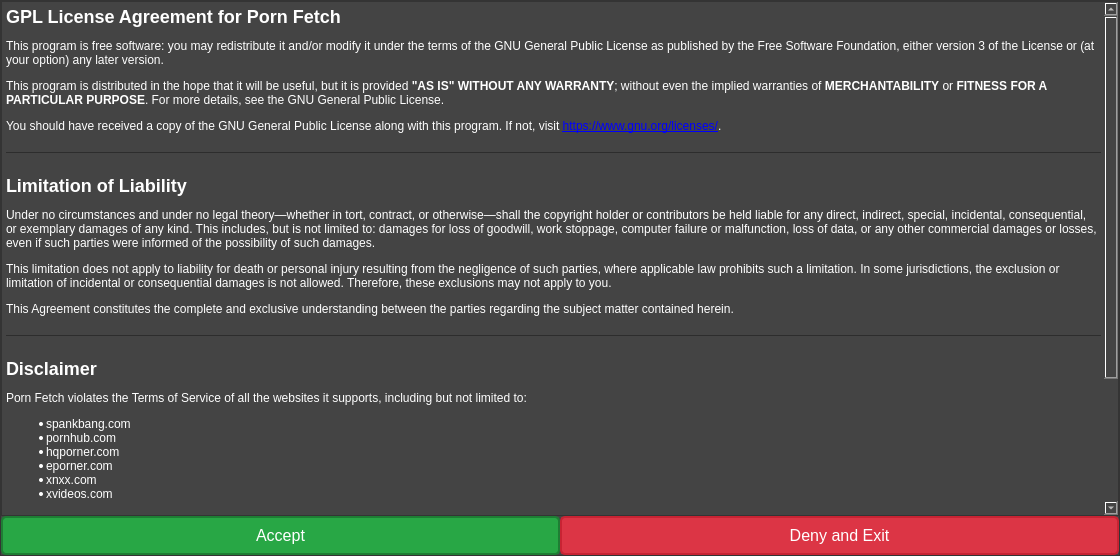
Before: the Qt Designer form src/frontend/form_license.ui in EchterAlsFake/Porn_Fetch, drawn with Qt 5.
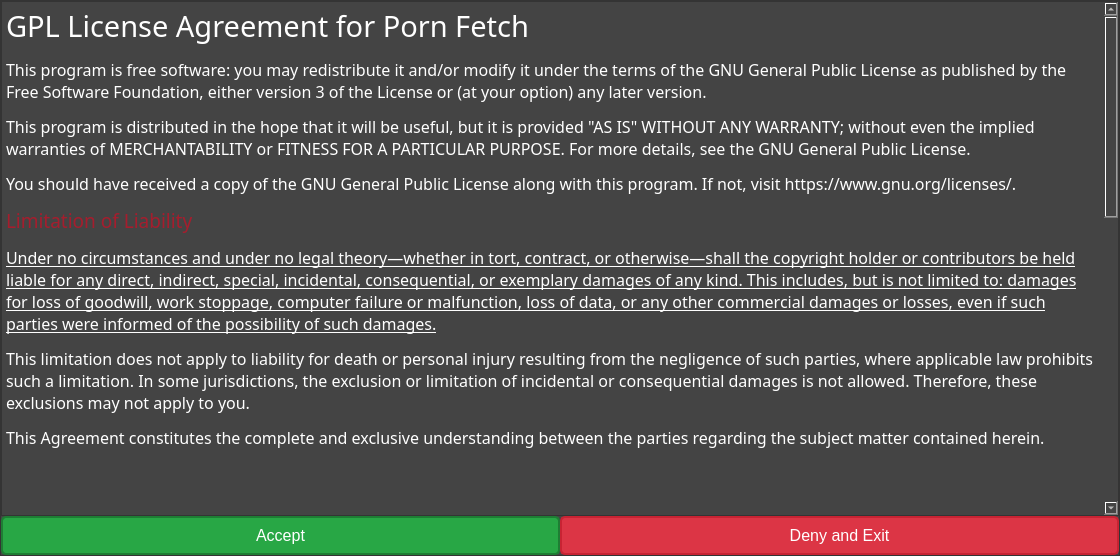
After: the same form once the commit is applied.

Commit message: - finished android build (1/2) - switched application font to Jetbrains Mono

```diff
--- a/src/frontend/form_license.ui
+++ b/src/frontend/form_license.ui
@@ -122,6 +122,13 @@
          </item>
          <item row="0" column="0" colspan="2">
           <widget class="QTextBrowser" name="textBrowser">
+           <property name="font">
+            <font>
+             <family>JetBrainsMono Nerd Font Propo</family>
+             <pointsize>11</pointsize>
+             <kerning>true</kerning>
+            </font>
+           </property>
            <property name="html">
             <string>&lt;!DOCTYPE HTML PUBLIC &quot;-//W3C//DTD HTML 4.0//EN&quot; &quot;http://www.w3.org/TR/REC-html40/strict.dtd&quot;&gt;
 &lt;html&gt;&lt;head&gt;&lt;meta name=&quot;qrichtext&quot; content=&quot;1&quot; /&gt;&lt;meta charset=&quot;utf-8&quot; /&gt;&lt;style type=&quot;text/css&quot;&gt;
@@ -129,32 +136,31 @@
 hr { height: 1px; border-width: 0; }
 li.unchecked::marker { content: &quot;\2610&quot;; }
 li.checked::marker { content: &quot;\2612&quot;; }
-&lt;/style&gt;&lt;/head&gt;&lt;body style=&quot; font-family:'Sans Serif'; font-size:9pt; font-weight:400; font-style:normal;&quot;&gt;
-&lt;h2 style=&quot; margin-top:16px; margin-bottom:12px; margin-left:0px; margin-right:0px; -qt-block-indent:0; text-indent:0px;&quot;&gt;&lt;span style=&quot; font-size:x-large; font-weight:700;&quot;&gt;GPL License Agreement for Porn Fetch&lt;/span&gt;&lt;/h2&gt;
-&lt;p style=&quot; margin-top:12px; margin-bottom:12px; margin-left:0px; margin-right:0px; -qt-block-indent:0; text-indent:0px;&quot;&gt;This program is free software: you may redistribute it and/or modify it under the terms of the GNU General Public License as published by the Free Software Foundation, either version 3 of the License or (at your option) any later version.&lt;/p&gt;
-&lt;p style=&quot; margin-top:12px; margin-bottom:12px; margin-left:0px; margin-right:0px; -qt-block-indent:0; text-indent:0px;&quot;&gt;This program is distributed in the hope that it will be useful, but it is provided &lt;span style=&quot; font-weight:700;&quot;&gt;&amp;quot;AS IS&amp;quot; WITHOUT ANY WARRANTY&lt;/span&gt;; without even the implied warranties of &lt;span style=&quot; font-weight:700;&quot;&gt;MERCHANTABILITY&lt;/span&gt; or &lt;span style=&quot; font-weight:700;&quot;&gt;FITNESS FOR A PARTICULAR PURPOSE&lt;/span&gt;. For more details, see the GNU General Public License.&lt;/p&gt;
-&lt;p style=&quot; margin-top:12px; margin-bottom:12px; margin-left:0px; margin-right:0px; -qt-block-indent:0; text-indent:0px;&quot;&gt;You should have received a copy of the GNU General Public License along with this program. If not, visit &lt;a href=&quot;https://www.gnu.org/licenses/&quot;&gt;&lt;span style=&quot; text-decoration: underline; color:#0000ff;&quot;&gt;https://www.gnu.org/licenses/&lt;/span&gt;&lt;/a&gt;.&lt;/p&gt;
-&lt;hr /&gt;
-&lt;h2 style=&quot; margin-top:16px; margin-bottom:12px; margin-left:0px; margin-right:0px; -qt-block-indent:0; text-indent:0px;&quot;&gt;&lt;span style=&quot; font-size:x-large; font-weight:700;&quot;&gt;Limitation of Liability&lt;/span&gt;&lt;/h2&gt;
-&lt;p style=&quot; margin-top:12px; margin-bottom:12px; margin-left:0px; margin-right:0px; -qt-block-indent:0; text-indent:0px;&quot;&gt;Under no circumstances and under no legal theory—whether in tort, contract, or otherwise—shall the copyright holder or contributors be held liable for any direct, indirect, special, incidental, consequential, or exemplary damages of any kind. This includes, but is not limited to: damages for loss of goodwill, work stoppage, computer failure or malfunction, loss of data, or any other commercial damages or losses, even if such parties were informed of the possibility of such damages.&lt;/p&gt;
-&lt;p style=&quot; margin-top:12px; margin-bottom:12px; margin-left:0px; margin-right:0px; -qt-block-indent:0; text-indent:0px;&quot;&gt;This limitation does not apply to liability for death or personal injury resulting from the negligence of such parties, where applicable law prohibits such a limitation. In some jurisdictions, the exclusion or limitation of incidental or consequential damages is not allowed. Therefore, these exclusions may not apply to you.&lt;/p&gt;
-&lt;p style=&quot; margin-top:12px; margin-bottom:12px; margin-left:0px; margin-right:0px; -qt-block-indent:0; text-indent:0px;&quot;&gt;This Agreement constitutes the complete and exclusive understanding between the parties regarding the subject matter contained herein.&lt;/p&gt;
-&lt;hr /&gt;
-&lt;h2 style=&quot; margin-top:16px; margin-bottom:12px; margin-left:0px; margin-right:0px; -qt-block-indent:0; text-indent:0px;&quot;&gt;&lt;span style=&quot; font-size:x-large; font-weight:700;&quot;&gt;Disclaimer&lt;/span&gt;&lt;/h2&gt;
-&lt;p style=&quot; margin-top:12px; margin-bottom:12px; margin-left:0px; margin-right:0px; -qt-block-indent:0; text-indent:0px;&quot;&gt;Porn Fetch violates the Terms of Service of all the websites it supports, including but not limited to:&lt;/p&gt;
-&lt;ul style=&quot;margin-top: 0px; margin-bottom: 0px; margin-left: 0px; margin-right: 0px; -qt-list-indent: 1;&quot;&gt;
-&lt;li style=&quot; margin-top:12px; margin-bottom:0px; margin-left:0px; margin-right:0px; -qt-block-indent:0; text-indent:0px;&quot;&gt;spankbang.com&lt;/li&gt;
-&lt;li style=&quot; margin-top:0px; margin-bottom:0px; margin-left:0px; margin-right:0px; -qt-block-indent:0; text-indent:0px;&quot;&gt;pornhub.com&lt;/li&gt;
-&lt;li style=&quot; margin-top:0px; margin-bottom:0px; margin-left:0px; margin-right:0px; -qt-block-indent:0; text-indent:0px;&quot;&gt;hqporner.com&lt;/li&gt;
-&lt;li style=&quot; margin-top:0px; margin-bottom:0px; margin-left:0px; margin-right:0px; -qt-block-indent:0; text-indent:0px;&quot;&gt;eporner.com&lt;/li&gt;
-&lt;li style=&quot; margin-top:0px; margin-bottom:0px; margin-left:0px; margin-right:0px; -qt-block-indent:0; text-indent:0px;&quot;&gt;xnxx.com&lt;/li&gt;
-&lt;li style=&quot; margin-top:0px; margin-bottom:12px; margin-left:0px; margin-right:0px; -qt-block-indent:0; text-indent:0px;&quot;&gt;xvideos.com&lt;/li&gt;&lt;/ul&gt;
-&lt;p style=&quot; margin-top:12px; margin-bottom:12px; margin-left:0px; margin-right:0px; -qt-block-indent:0; text-indent:0px;&quot;&gt;&lt;span style=&quot; font-weight:700;&quot;&gt;Usage Warning:&lt;/span&gt; Using Porn Fetch may result in legal action being taken against you. The creator of this software is not liable for any damages or legal consequences resulting from its use.&lt;/p&gt;
-&lt;p style=&quot; margin-top:12px; margin-bottom:12px; margin-left:0px; margin-right:0px; -qt-block-indent:0; text-indent:0px;&quot;&gt;Porn Fetch was created solely for the purpose of enabling offline access to videos in scenarios where internet access is unavailable. &lt;span style=&quot; font-weight:700;&quot;&gt;The redistribution of copyright-protected content obtained through Porn Fetch is strictly forbidden.&lt;/span&gt; Any misuse of this software to steal and redistribute copyrighted material is against its intended purpose and is not endorsed by the creator.&lt;/p&gt;
-&lt;p style=&quot; margin-top:12px; margin-bottom:12px; margin-left:0px; margin-right:0px; -qt-block-indent:0; text-indent:0px;&quot;&gt;The batch processing feature in Porn Fetch is intended to assist users without graphical user interfaces in downloading content for personal use, not for large-scale video theft or redistribution.&lt;/p&gt;
-&lt;hr /&gt;
-&lt;h2 style=&quot; margin-top:16px; margin-bottom:12px; margin-left:0px; margin-right:0px; -qt-block-indent:0; text-indent:0px;&quot;&gt;&lt;span style=&quot; font-size:x-large; font-weight:700;&quot;&gt;Third-Party Software&lt;/span&gt;&lt;/h2&gt;
-&lt;p style=&quot; margin-top:12px; margin-bottom:12px; margin-left:0px; margin-right:0px; -qt-block-indent:0; text-indent:0px;&quot;&gt;Porn Fetch utilizes FFmpeg for video processing and conversion. FFmpeg is free software licensed under the GPL. For more information about FFmpeg, visit &lt;a href=&quot;https://ffmpeg.org&quot;&gt;&lt;span style=&quot; text-decoration: underline; color:#0000ff;&quot;&gt;https://ffmpeg.org&lt;/span&gt;&lt;/a&gt;.&lt;/p&gt;&lt;/body&gt;&lt;/html&gt;</string>
+&lt;/style&gt;&lt;/head&gt;&lt;body style=&quot; font-family:'JetBrainsMono Nerd Font Propo'; font-size:11pt; font-weight:400; font-style:normal;&quot;&gt;
+&lt;p style=&quot; margin-top:12px; margin-bottom:12px; margin-left:0px; margin-right:0px; -qt-block-indent:0; text-indent:0px;&quot;&gt;&lt;span style=&quot; font-family:'Droid Naskh Shift Alt'; font-size:22pt;&quot;&gt;GPL License Agreement for Porn Fetch&lt;/span&gt;&lt;/p&gt;
+&lt;p style=&quot; margin-top:12px; margin-bottom:12px; margin-left:0px; margin-right:0px; -qt-block-indent:0; text-indent:0px;&quot;&gt;&lt;span style=&quot; font-family:'Droid Naskh Shift Alt'; font-size:12pt;&quot;&gt;This program is free software: you may redistribute it and/or modify it under the terms of the GNU General Public License as published by the Free Software Foundation, either version 3 of the License or (at your option) any later version.&lt;/span&gt;&lt;/p&gt;
+&lt;p style=&quot; margin-top:12px; margin-bottom:12px; margin-left:0px; margin-right:0px; -qt-block-indent:0; text-indent:0px;&quot;&gt;&lt;span style=&quot; font-family:'Droid Naskh Shift Alt'; font-size:12pt;&quot;&gt;This program is distributed in the hope that it will be useful, but it is provided &amp;quot;AS IS&amp;quot; WITHOUT ANY WARRANTY; without even the implied warranties of MERCHANTABILITY or FITNESS FOR A PARTICULAR PURPOSE. For more details, see the GNU General Public License.&lt;/span&gt;&lt;/p&gt;
+&lt;p style=&quot; margin-top:12px; margin-bottom:12px; margin-left:0px; margin-right:0px; -qt-block-indent:0; text-indent:0px;&quot;&gt;&lt;span style=&quot; font-family:'Droid Naskh Shift Alt'; font-size:12pt;&quot;&gt;You should have received a copy of the GNU General Public License along with this program. If not, visit https://www.gnu.org/licenses/.&lt;/span&gt;&lt;/p&gt;
+&lt;p style=&quot; margin-top:12px; margin-bottom:12px; margin-left:0px; margin-right:0px; -qt-block-indent:0; text-indent:0px;&quot;&gt;&lt;span style=&quot; font-family:'Droid Naskh Shift Alt'; font-size:14pt; color:#a51d2d;&quot;&gt;Limitation of Liability&lt;/span&gt;&lt;/p&gt;
+&lt;p style=&quot; margin-top:12px; margin-bottom:12px; margin-left:0px; margin-right:0px; -qt-block-indent:0; text-indent:0px;&quot;&gt;&lt;span style=&quot; font-family:'Droid Naskh Shift Alt'; font-size:12pt; text-decoration: underline;&quot;&gt;Under no circumstances and under no legal theory—whether in tort, contract, or otherwise—shall the copyright holder or contributors be held liable for any direct, indirect, special, incidental, consequential, or exemplary damages of any kind. This includes, but is not limited to: damages for loss of goodwill, work stoppage, computer failure or malfunction, loss of data, or any other commercial damages or losses, even if such parties were informed of the possibility of such damages.&lt;/span&gt;&lt;/p&gt;
+&lt;p style=&quot; margin-top:12px; margin-bottom:12px; margin-left:0px; margin-right:0px; -qt-block-indent:0; text-indent:0px;&quot;&gt;&lt;span style=&quot; font-family:'Droid Naskh Shift Alt'; font-size:12pt;&quot;&gt;This limitation does not apply to liability for death or personal injury resulting from the negligence of such parties, where applicable law prohibits such a limitation. In some jurisdictions, the exclusion or limitation of incidental or consequential damages is not allowed. Therefore, these exclusions may not apply to you.&lt;/span&gt;&lt;/p&gt;
+&lt;p style=&quot; margin-top:12px; margin-bottom:12px; margin-left:0px; margin-right:0px; -qt-block-indent:0; text-indent:0px;&quot;&gt;&lt;span style=&quot; font-family:'Droid Naskh Shift Alt'; font-size:12pt;&quot;&gt;This Agreement constitutes the complete and exclusive understanding between the parties regarding the subject matter contained herein.&lt;/span&gt;&lt;/p&gt;
+&lt;p style=&quot; margin-top:12px; margin-bottom:12px; margin-left:0px; margin-right:0px; -qt-block-indent:0; text-indent:0px;&quot;&gt;&lt;span style=&quot; font-size:12pt;&quot;&gt;&lt;br /&gt;&lt;/span&gt;&lt;/p&gt;
+&lt;p style=&quot; margin-top:12px; margin-bottom:12px; margin-left:0px; margin-right:0px; -qt-block-indent:0; text-indent:0px;&quot;&gt;&lt;span style=&quot; font-family:'Droid Naskh Shift Alt'; font-size:14pt;&quot;&gt;Disclaimer&lt;/span&gt;&lt;/p&gt;
+&lt;p style=&quot; margin-top:12px; margin-bottom:12px; margin-left:0px; margin-right:0px; -qt-block-indent:0; text-indent:0px;&quot;&gt;&lt;span style=&quot; font-family:'Droid Naskh Shift Alt'; font-size:14pt;&quot;&gt;Porn Fetch violates the Terms of Service of all the websites it supports, including but not limited to:&lt;/span&gt;&lt;/p&gt;
+&lt;p style=&quot; margin-top:12px; margin-bottom:12px; margin-left:0px; margin-right:0px; -qt-block-indent:0; text-indent:0px;&quot;&gt;&lt;span style=&quot; font-family:'Droid Naskh Shift Alt'; font-size:14pt;&quot;&gt;spankbang.com&lt;/span&gt;&lt;/p&gt;
+&lt;p style=&quot; margin-top:12px; margin-bottom:12px; margin-left:0px; margin-right:0px; -qt-block-indent:0; text-indent:0px;&quot;&gt;&lt;span style=&quot; font-family:'Droid Naskh Shift Alt'; font-size:14pt;&quot;&gt;pornhub.com&lt;/span&gt;&lt;/p&gt;
+&lt;p style=&quot; margin-top:12px; margin-bottom:12px; margin-left:0px; margin-right:0px; -qt-block-indent:0; text-indent:0px;&quot;&gt;&lt;span style=&quot; font-family:'Droid Naskh Shift Alt'; font-size:14pt;&quot;&gt;hqporner.com&lt;/span&gt;&lt;/p&gt;
+&lt;p style=&quot; margin-top:12px; margin-bottom:12px; margin-left:0px; margin-right:0px; -qt-block-indent:0; text-indent:0px;&quot;&gt;&lt;span style=&quot; font-family:'Droid Naskh Shift Alt'; font-size:14pt;&quot;&gt;eporner.com&lt;/span&gt;&lt;/p&gt;
+&lt;p style=&quot; margin-top:12px; margin-bottom:12px; margin-left:0px; margin-right:0px; -qt-block-indent:0; text-indent:0px;&quot;&gt;&lt;span style=&quot; font-family:'Droid Naskh Shift Alt'; font-size:14pt;&quot;&gt;xnxx.com&lt;/span&gt;&lt;/p&gt;
+&lt;p style=&quot; margin-top:12px; margin-bottom:12px; margin-left:0px; margin-right:0px; -qt-block-indent:0; text-indent:0px;&quot;&gt;&lt;span style=&quot; font-family:'Droid Naskh Shift Alt'; font-size:14pt;&quot;&gt;xvideos.com&lt;/span&gt;&lt;/p&gt;
+&lt;p style=&quot; margin-top:12px; margin-bottom:12px; margin-left:0px; margin-right:0px; -qt-block-indent:0; text-indent:0px;&quot;&gt;&lt;span style=&quot; font-family:'Droid Naskh Shift Alt'; font-size:14pt;&quot;&gt;Usage Warning: &lt;br /&gt;&lt;/span&gt;&lt;span style=&quot; font-family:'Droid Naskh Shift Alt'; font-size:12pt; text-decoration: underline;&quot;&gt;Using Porn Fetch may result in legal action being taken against you. The creator of this software is not liable for any damages or legal consequences resulting from its use.&lt;/span&gt;&lt;/p&gt;
+&lt;p style=&quot; margin-top:12px; margin-bottom:12px; margin-left:0px; margin-right:0px; -qt-block-indent:0; text-indent:0px;&quot;&gt;&lt;span style=&quot; font-family:'Droid Naskh Shift Alt'; font-size:12pt; text-decoration: underline;&quot;&gt;Porn Fetch was created solely for the purpose of enabling offline access to videos in scenarios where internet access is unavailable. The redistribution of copyright-protected content obtained through Porn Fetch is strictly forbidden. Any misuse of this software to steal and redistribute copyrighted material is against its intended purpose and is not endorsed by the creator.&lt;/span&gt;&lt;/p&gt;
+&lt;p style=&quot; margin-top:12px; margin-bottom:12px; margin-left:0px; margin-right:0px; -qt-block-indent:0; text-indent:0px;&quot;&gt;&lt;span style=&quot; font-family:'Droid Naskh Shift Alt'; font-size:12pt; text-decoration: underline;&quot;&gt;The batch processing feature in Porn Fetch is intended to assist users without graphical user interfaces in downloading content for personal use, not for large-scale video theft or redistribution.&lt;/span&gt;&lt;/p&gt;
+&lt;p style=&quot;-qt-paragraph-type:empty; margin-top:12px; margin-bottom:12px; margin-left:0px; margin-right:0px; -qt-block-indent:0; text-indent:0px; font-size:12pt; text-decoration: underline;&quot;&gt;&lt;br /&gt;&lt;/p&gt;
+&lt;p style=&quot; margin-top:12px; margin-bottom:12px; margin-left:0px; margin-right:0px; -qt-block-indent:0; text-indent:0px;&quot;&gt;&lt;span style=&quot; font-family:'Droid Naskh Shift Alt'; font-size:14pt;&quot;&gt;Third-Party Software&lt;/span&gt;&lt;/p&gt;
+&lt;p style=&quot; margin-top:12px; margin-bottom:12px; margin-left:0px; margin-right:0px; -qt-block-indent:0; text-indent:0px;&quot;&gt;&lt;span style=&quot; font-family:'Droid Naskh Shift Alt'; font-size:12pt;&quot;&gt;Porn Fetch utilizes FFmpeg for video processing and conversion. FFmpeg is free software licensed under the GPL. For more information about FFmpeg, visit https://ffmpeg.org.&lt;/span&gt;&lt;/p&gt;
+&lt;p style=&quot; margin-top:12px; margin-bottom:12px; margin-left:0px; margin-right:0px; -qt-block-indent:0; text-indent:0px;&quot;&gt;&lt;span style=&quot; font-family:'Droid Naskh Shift Alt'; font-size:12pt;&quot;&gt;The JetBrains Mono font is used in this application. Copyright © 2019 JetBrains. All Rights Reserved. Licensed under the SIL Open Font License, Version 1.1. You can find a copy of the license at: https://scripts.sil.org/OFL&lt;/span&gt;&lt;/p&gt;&lt;/body&gt;&lt;/html&gt;</string>
            </property>
           </widget>
          </item>
```
The commit also changes 13 other files.
